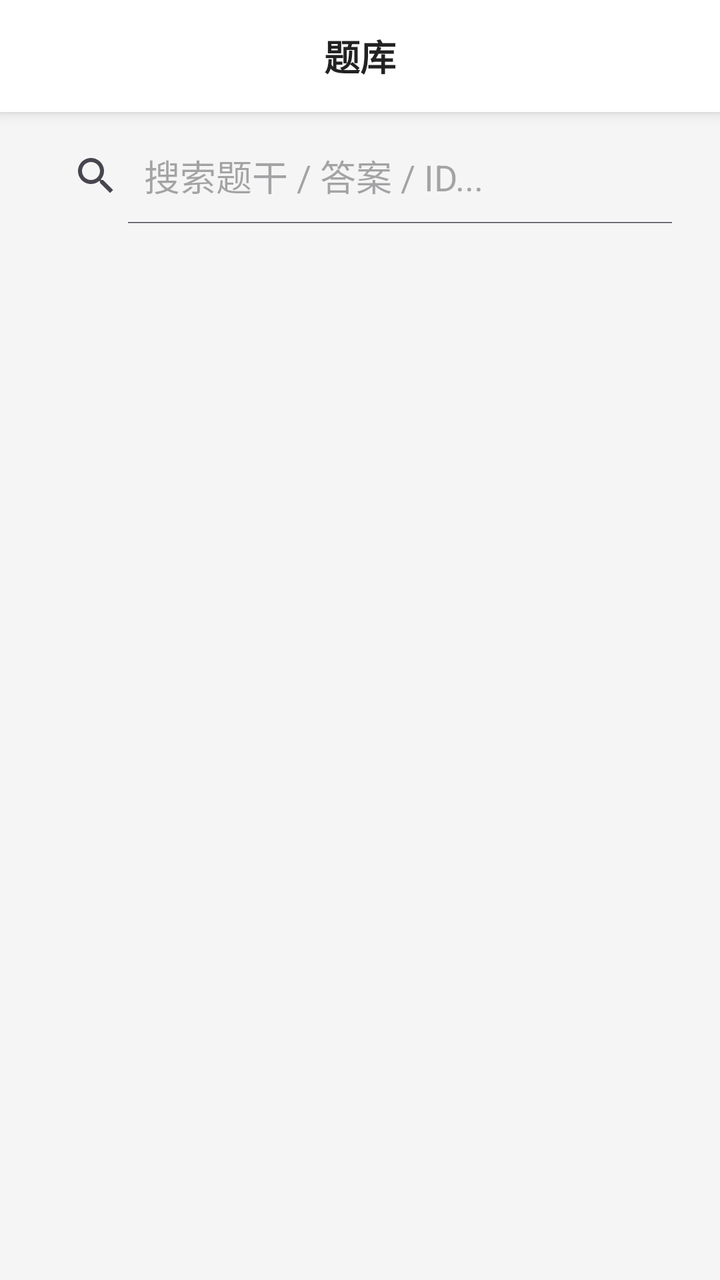
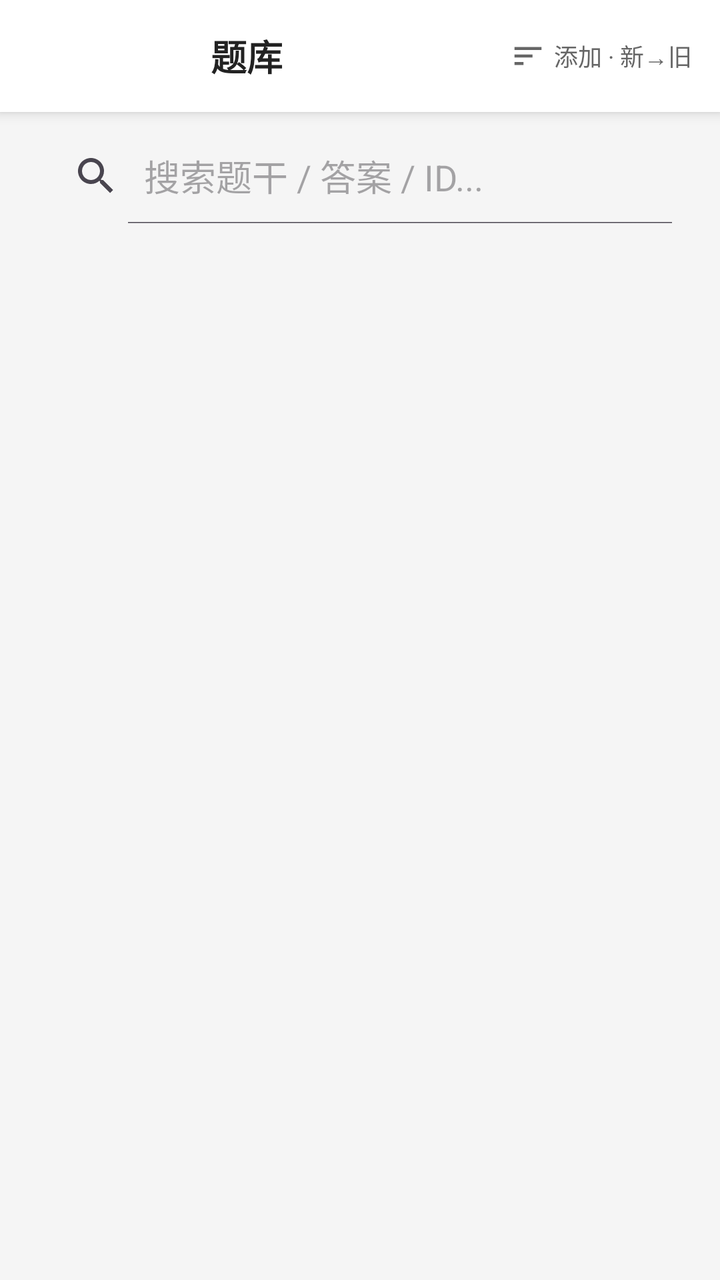

Before-and-after screenshots of an Android layout around one commit, followed by the original layout XML and the change that was made.
<!-- AndroidManifest.xml: application theme Theme.Demo -->
<!-- res/layout/activity_question_bank.xml -->
<?xml version="1.0" encoding="utf-8"?>
<LinearLayout xmlns:android="http://schemas.android.com/apk/res/android"
    android:layout_width="match_parent"
    android:layout_height="match_parent"
    android:background="#f5f5f5"
    android:orientation="vertical">

    
    <LinearLayout
        android:layout_width="match_parent"
        android:layout_height="56dp"
        android:background="#ffffff"
        android:orientation="horizontal"
        android:gravity="center_vertical"
        android:elevation="4dp">

        <TextView
            android:id="@+id/tv_bank_title"
            android:layout_width="match_parent"
            android:layout_height="wrap_content"
            android:padding="8dp"
            android:gravity="center"
            android:text="题库"
            android:textSize="18sp"
            android:textStyle="bold"
            android:textColor="#222222"/>
    </LinearLayout>

    
    <SearchView
        android:id="@+id/search_view"
        android:layout_width="match_parent"
        android:layout_height="48dp"
        android:layout_marginHorizontal="16dp"
        android:layout_marginTop="8dp"
        android:queryHint="搜索题干 / 答案 / ID..."
        android:iconifiedByDefault="false"
        android:focusableInTouchMode="true"
        android:focusable="true"/>

    
    <HorizontalScrollView
        android:layout_width="match_parent"
        android:layout_height="wrap_content"
        android:scrollbars="none"
        android:paddingHorizontal="12dp"
        android:clipToPadding="false">

        <LinearLayout
            android:id="@+id/chip_row"
            android:layout_width="wrap_content"
            android:layout_height="wrap_content"
            android:orientation="horizontal"
            android:paddingVertical="6dp"/>
    </HorizontalScrollView>

    
    <HorizontalScrollView
        android:layout_width="match_parent"
        android:layout_height="wrap_content"
        android:scrollbars="none"
        android:paddingHorizontal="12dp"
        android:clipToPadding="false">

        <LinearLayout
            android:id="@+id/chip_row_level"
            android:layout_width="wrap_content"
            android:layout_height="wrap_content"
            android:orientation="horizontal"
            android:paddingVertical="2dp"/>
    </HorizontalScrollView>

    
    <TextView
        android:id="@+id/tv_stats"
        android:layout_width="match_parent"
        android:layout_height="wrap_content"
        android:paddingHorizontal="16dp"
        android:paddingVertical="2dp"
        android:textSize="12sp"
        android:textColor="#666666"
        android:maxLines="2"
        android:ellipsize="end"/>

    <FrameLayout
        android:layout_width="match_parent"
        android:layout_height="0dp"
        android:layout_weight="1">

        <androidx.recyclerview.widget.RecyclerView
            android:id="@+id/recyclerView"
            android:layout_width="match_parent"
            android:layout_height="match_parent"
            android:paddingBottom="20dp"/>

        
        <TextView
            android:id="@+id/tv_empty"
            android:layout_width="wrap_content"
            android:layout_height="wrap_content"
            android:layout_gravity="center"
            android:gravity="center"
            android:padding="24dp"
            android:lineSpacingExtra="6dp"
            android:textSize="14sp"
            android:textColor="#999999"
            android:visibility="gone"
            android:text="没有符合条件的题目"/>
    </FrameLayout>

</LinearLayout>
<!-- resources referenced by this layout -->
<resources>
  <style name="Theme.Demo" parent="Base.Theme.Demo" />
  <style name="Base.Theme.Demo" parent="Theme.Material3.DayNight.NoActionBar">
          
          <item name="android:statusBarColor">@color/home_bg</item>
          <item name="android:windowLightStatusBar">true</item>
          <item name="android:navigationBarColor">@color/home_bg</item>
          <item name="android:windowLightNavigationBar" tools:targetApi="o_mr1">true</item>
          <item name="android:enforceNavigationBarContrast" tools:targetApi="q">false</item>
      </style>
  <color name="home_bg">#F0F2F5</color>
</resources>

<!-- the commit's change to res/layout/activity_question_bank.xml (unified diff, before → after) -->
@@ -16,14 +16,34 @@
 
         <TextView
             android:id="@+id/tv_bank_title"
-            android:layout_width="match_parent"
+            android:layout_width="0dp"
             android:layout_height="wrap_content"
+            android:layout_weight="1"
             android:padding="8dp"
             android:gravity="center"
             android:text="题库"
             android:textSize="18sp"
             android:textStyle="bold"
             android:textColor="#222222"/>
+
+        <TextView
+            android:id="@+id/tv_sort_label"
+            android:layout_width="wrap_content"
+            android:layout_height="wrap_content"
+            android:paddingStart="8dp"
+            android:paddingEnd="14dp"
+            android:paddingTop="8dp"
+            android:paddingBottom="8dp"
+            android:clickable="true"
+            android:focusable="true"
+            android:foreground="?attr/selectableItemBackground"
+            android:drawableStart="@drawable/ic_sort"
+            android:drawablePadding="4dp"
+            android:gravity="center_vertical"
+            android:contentDescription="切换排序方式"
+            android:text="添加 · 新→旧"
+            android:textSize="12sp"
+            android:textColor="#666666"/>
     </LinearLayout>
 
     
<!-- resource entries referenced after the edit -->
@@ -1,5 +1,16 @@
 <!-- resources referenced by this layout -->
 <resources>
+  <!-- drawable ic_sort (drawable) -->
+  <?xml version="1.0" encoding="utf-8"?>
+  <vector xmlns:android="http://schemas.android.com/apk/res/android"
+      android:width="18dp"
+      android:height="18dp"
+      android:viewportWidth="24"
+      android:viewportHeight="24">
+      <path
+          android:fillColor="#666666"
+          android:pathData="M3,18h6v-2H3zM3,6v2h18V6zM3,13h12v-2H3z" />
+  </vector>
   <style name="Theme.Demo" parent="Base.Theme.Demo" />
   <style name="Base.Theme.Demo" parent="Theme.Material3.DayNight.NoActionBar">
           
